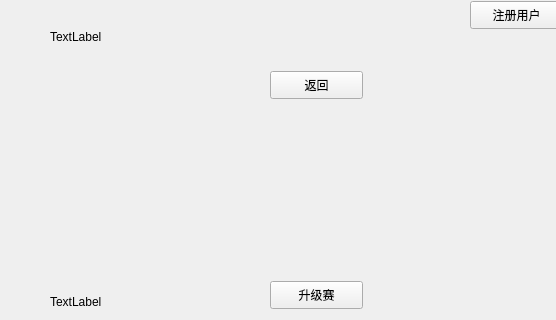
yuanzhiqj/Pokemon, file PokemonClient_3/mainwindow.ui: the form before one commit; both pictures show x 0 to 556 and y 86 to 406 of the 842 by 622 pixel window.
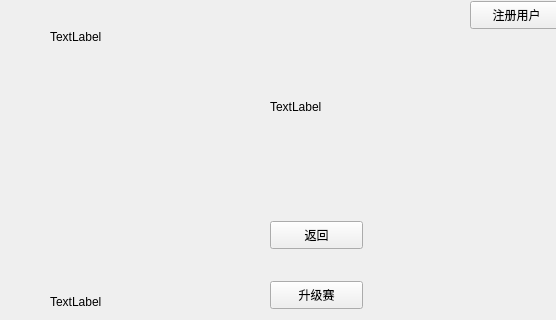
The form after the commit.

The edit to the form file:
```diff
--- a/PokemonClient_3/mainwindow.ui
+++ b/PokemonClient_3/mainwindow.ui
@@ -119,7 +119,7 @@
     <property name="geometry">
      <rect>
       <x>270</x>
-      <y>140</y>
+      <y>290</y>
       <width>93</width>
       <height>28</height>
      </rect>
@@ -154,6 +154,19 @@
      <string>挑战赛</string>
     </property>
    </widget>
+   <widget class="QLabel" name="medal_label">
+    <property name="geometry">
+     <rect>
+      <x>270</x>
+      <y>140</y>
+      <width>71</width>
+      <height>71</height>
+     </rect>
+    </property>
+    <property name="text">
+     <string>TextLabel</string>
+    </property>
+   </widget>
   </widget>
   <widget class="QMenuBar" name="menuBar">
    <property name="geometry">
```
